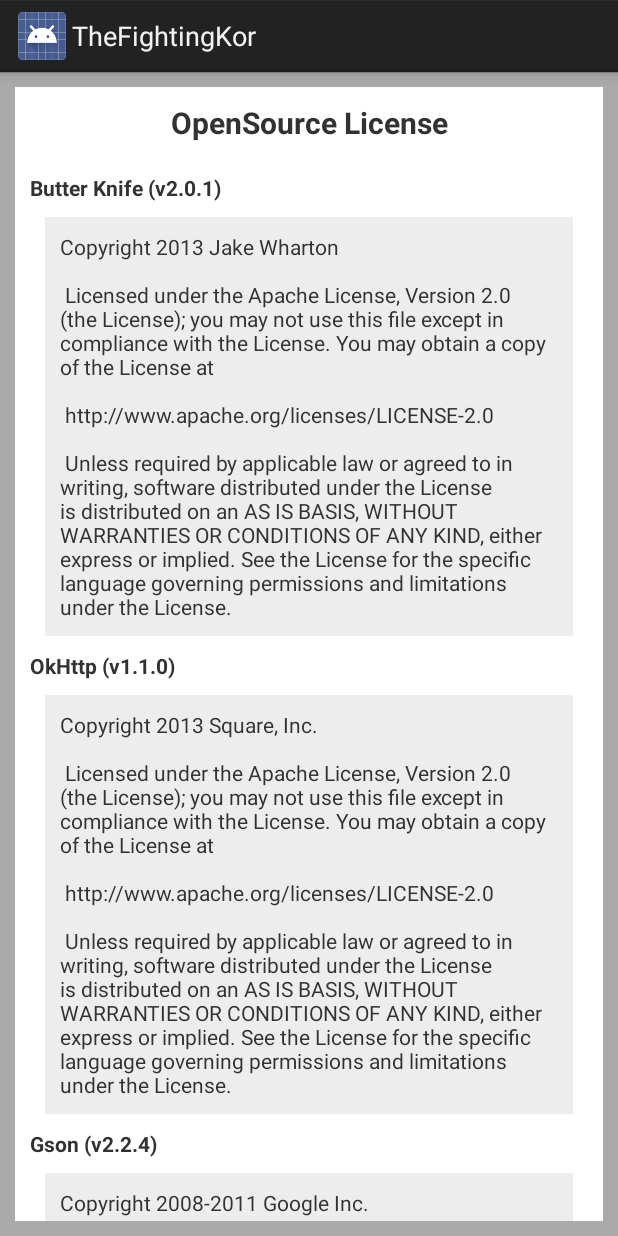
After one commit to carpenta/the-fighting-kor-client, an Android app: the InfoActivity screen opened directly, with no data from a screen before it, on a phone screen of 412 x 824 dp. The commit adds this screen. Run offline under Robolectric (Android 15) with nearby library versions, the phone set to English and light mode, and no system bars.

Commit message:
opensource license information add

```diff
--- a/TheFightingKor/src/main/AndroidManifest.xml
+++ b/TheFightingKor/src/main/AndroidManifest.xml
@@ -24,6 +24,8 @@
                 <category android:name="android.intent.category.LAUNCHER" />
             </intent-filter>
         </activity>
+        <activity android:name=".activity.InfoActivity">
+        </activity>
     </application>
 
 </manifest>
--- /dev/null
+++ b/TheFightingKor/src/main/java/com/appspot/thefightingkor/activity/InfoActivity.java
@@ -0,0 +1,17 @@
+package com.appspot.thefightingkor.activity;
+
+import android.os.Bundle;
+
+import com.appspot.thefightingkor.R;
+
+/**
+ * Created by Administrator on 13. 7. 19.
+ */
+public class InfoActivity extends BaseActivity {
+
+    @Override
+    protected void onCreate(Bundle savedInstanceState) {
+        super.onCreate(savedInstanceState);
+        setContentView(R.layout.activity_info);
+    }
+}
--- a/TheFightingKor/src/main/java/com/appspot/thefightingkor/activity/IntroAcitity.java
+++ b/TheFightingKor/src/main/java/com/appspot/thefightingkor/activity/IntroAcitity.java
@@ -1,5 +1,6 @@
 package com.appspot.thefightingkor.activity;
 
+import android.content.Intent;
 import android.os.Bundle;
 import android.view.Menu;
 import android.view.MenuItem;
@@ -76,6 +77,9 @@ public class IntroAcitity extends BaseActivity {
             }else {
                 onBackPressed();
             }
+        }else if(item.getItemId() == R.id.action_settings) {
+            Intent intent = new Intent(getApplicationContext(), InfoActivity.class);
+            startActivity(intent);
         }
 
         return super.onOptionsItemSelected(item);
--- a/TheFightingKor/src/main/java/com/appspot/thefightingkor/fragment/MainFragment.java
+++ b/TheFightingKor/src/main/java/com/appspot/thefightingkor/fragment/MainFragment.java
@@ -39,7 +39,7 @@ public class MainFragment extends BaseFragment implements AdapterView.OnItemClic
         getActivity().getActionBar().setDisplayHomeAsUpEnabled(false);
         getActivity().getActionBar().setHomeButtonEnabled(false);
 
-        String[] array = getActivity().getResources().getStringArray(R.array.main_manu_array);
+        String[] array = getActivity().getResources().getStringArray(R.array.main_menu_array);
 
         mArenaName = new ArrayList<String>();
 
--- /dev/null
+++ b/TheFightingKor/src/main/res/layout/activity_info.xml
@@ -0,0 +1,79 @@
+<?xml version="1.0" encoding="utf-8"?>
+
+<ScrollView xmlns:android="http://schemas.android.com/apk/res/android"
+            android:layout_width="match_parent"
+            android:background="@android:color/darker_gray"
+            android:layout_height="match_parent"
+            android:padding="10dp">
+
+    <LinearLayout
+            android:layout_width="match_parent"
+            android:layout_height="match_parent"
+            android:padding="10dp"
+            android:orientation="vertical"
+            android:background="@android:color/white">
+
+        <TextView
+                android:layout_width="match_parent"
+                android:layout_height="wrap_content"
+                android:textStyle="bold"
+                android:text="OpenSource License"
+                android:textSize="20dp"
+                android:layout_marginBottom="20dp"
+                android:gravity="center_horizontal"/>
+
+        <LinearLayout
+                android:layout_width="match_parent"
+                android:layout_height="match_parent"
+                android:orientation="vertical">
+            <TextView
+                    android:layout_width="match_parent"
+                    android:layout_height="wrap_content"
+                    android:text="Butter Knife (v2.0.1)"
+                    android:textStyle="bold"/>
+            <TextView
+                    android:layout_width="match_parent"
+                    android:layout_margin="10dp"
+                    android:padding="10dp"
+                    android:layout_height="wrap_content"
+                    android:background="@color/bg_gray"
+                    android:text="@string/license_butterknife"/>
+        </LinearLayout>
+
+        <LinearLayout
+                android:layout_width="match_parent"
+                android:layout_height="match_parent"
+                android:orientation="vertical">
+            <TextView
+                    android:layout_width="match_parent"
+                    android:layout_height="wrap_content"
+                    android:text="OkHttp (v1.1.0)"
+                    android:textStyle="bold"/>
+            <TextView
+                    android:layout_width="match_parent"
+                    android:layout_margin="10dp"
+                    android:padding="10dp"
+                    android:background="@color/bg_gray"
+                    android:layout_height="wrap_content"
+                    android:text="@string/license_okhttp"/>
+        </LinearLayout>
+
+        <LinearLayout
+                android:layout_width="match_parent"
+                android:layout_height="match_parent"
+                android:orientation="vertical">
+            <TextView
+                    android:layout_width="match_parent"
+                    android:layout_height="wrap_content"
+                    android:text="Gson (v2.2.4)"
+                    android:textStyle="bold"/>
+            <TextView
+                    android:layout_width="match_parent"
+                    android:layout_margin="10dp"
+                    android:padding="10dp"
+                    android:background="@color/bg_gray"
+                    android:layout_height="wrap_content"
+                    android:text="@string/license_gson"/>
+        </LinearLayout>
+    </LinearLayout>
+</ScrollView>
--- a/TheFightingKor/src/main/res/values/strings.xml
+++ b/TheFightingKor/src/main/res/values/strings.xml
@@ -2,12 +2,63 @@
 <resources>
 
     <string name="app_name">TheFightingKor</string>
-    <string name="action_settings">Settings</string>
-    <string-array name="main_manu_array">
+    <string name="action_settings">License</string>
+    <string-array name="main_menu_array">
         <item>제 1 경기장</item>
         <item>제 2 경기장</item>
         <item>제 3 경기장</item>
         <item>제 4 경기장</item>
         <item>Entry</item>
     </string-array>
+
+    <string name="copyright">Copyright <a href="mailto:dev.eastern@gmail.com">dev.eastern</a>. All rights reserved.</string>
+    <string name="copyright_email">dev.eastern@gmail.com</string>
+
+    <string name="license_okhttp">
+        Copyright 2013 Square, Inc.\n\n
+
+        Licensed under the Apache License, Version 2.0 (the "License");
+        you may not use this file except in compliance with the License.
+        You may obtain a copy of the License at\n\n
+
+        http://www.apache.org/licenses/LICENSE-2.0\n\n
+
+        Unless required by applicable law or agreed to in writing, software
+        distributed under the License is distributed on an "AS IS" BASIS,
+        WITHOUT WARRANTIES OR CONDITIONS OF ANY KIND, either express or implied.
+        See the License for the specific language governing permissions and
+        limitations under the License.
+    </string>
+
+    <string name="license_butterknife">
+        Copyright 2013 Jake Wharton\n\n
+
+        Licensed under the Apache License, Version 2.0 (the "License");
+        you may not use this file except in compliance with the License.
+        You may obtain a copy of the License at\n\n
+
+        http://www.apache.org/licenses/LICENSE-2.0\n\n
+
+        Unless required by applicable law or agreed to in writing, software
+        distributed under the License is distributed on an "AS IS" BASIS,
+        WITHOUT WARRANTIES OR CONDITIONS OF ANY KIND, either express or implied.
+        See the License for the specific language governing permissions and
+        limitations under the License.
+    </string>
+
+    <string name="license_gson">
+        Copyright 2008-2011 Google Inc.\n\n
+
+        Licensed under the Apache License, Version 2.0 (the "License");
+        you may not use this file except in compliance with the License.
+        You may obtain a copy of the License at\n\n
+
+        http://www.apache.org/licenses/LICENSE-2.0\n\n
+
+        Unless required by applicable law or agreed to in writing, software
+        distributed under the License is distributed on an "AS IS" BASIS,
+        WITHOUT WARRANTIES OR CONDITIONS OF ANY KIND, either express or implied.
+        See the License for the specific language governing permissions and
+        limitations under the License.
+    </string>
 </resources>
```
